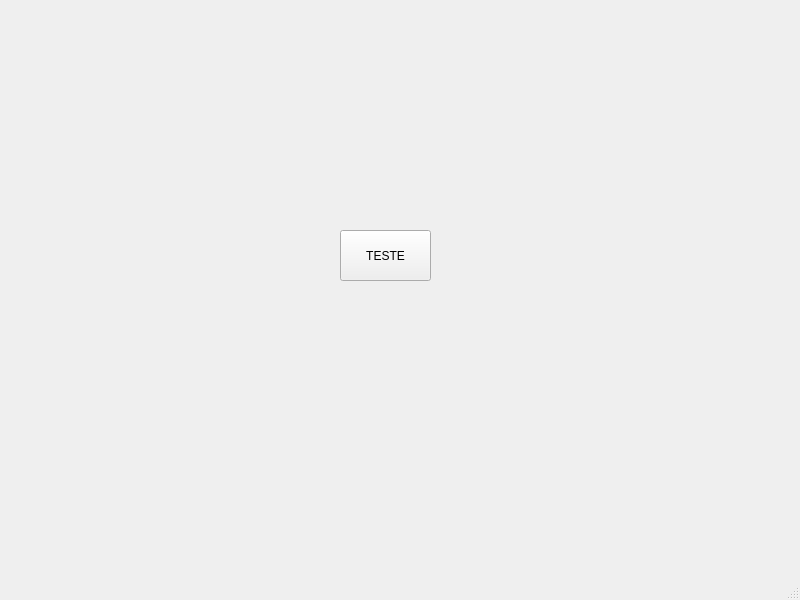
Above: mainwindow.ui from EsojMelo/Pf3-Mallory-Designer before the change. Below: the same form after it.
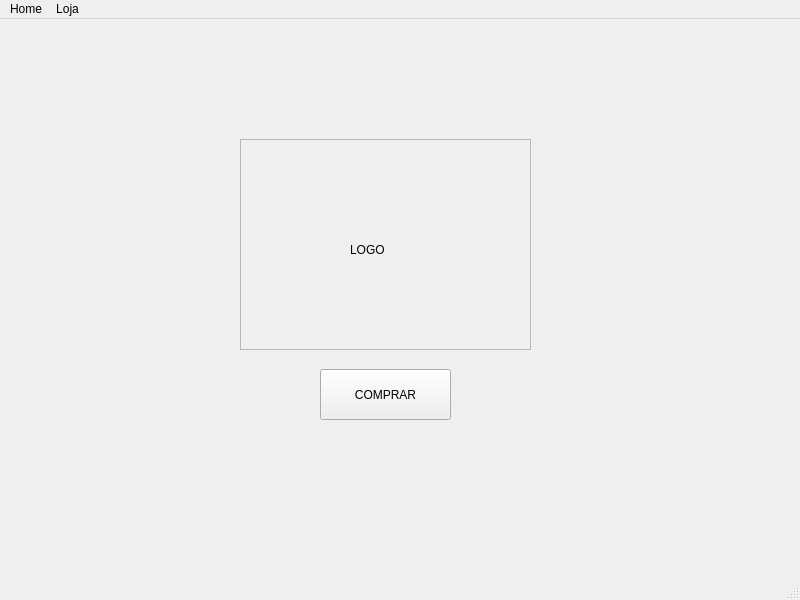
That is the form after the change.

```diff
--- a/mainwindow.ui
+++ b/mainwindow.ui
@@ -17,9 +17,9 @@
    <widget class="QPushButton" name="pushButton">
     <property name="geometry">
      <rect>
-      <x>340</x>
-      <y>230</y>
-      <width>91</width>
+      <x>320</x>
+      <y>350</y>
+      <width>131</width>
       <height>51</height>
      </rect>
     </property>
@@ -30,9 +30,38 @@
      </size>
     </property>
     <property name="text">
-     <string>TESTE</string>
+     <string>COMPRAR</string>
     </property>
    </widget>
+   <widget class="QFrame" name="frame">
+    <property name="geometry">
+     <rect>
+      <x>240</x>
+      <y>120</y>
+      <width>291</width>
+      <height>211</height>
+     </rect>
+    </property>
+    <property name="frameShape">
+     <enum>QFrame::Shape::StyledPanel</enum>
+    </property>
+    <property name="frameShadow">
+     <enum>QFrame::Shadow::Raised</enum>
+    </property>
+    <widget class="QLabel" name="label">
+     <property name="geometry">
+      <rect>
+       <x>110</x>
+       <y>90</y>
+       <width>71</width>
+       <height>41</height>
+      </rect>
+     </property>
+     <property name="text">
+      <string>LOGO</string>
+     </property>
+    </widget>
+   </widget>
   </widget>
   <widget class="QMenuBar" name="menubar">
    <property name="geometry">
@@ -43,6 +72,18 @@
      <height>25</height>
     </rect>
    </property>
+   <widget class="QMenu" name="menuhome">
+    <property name="title">
+     <string>Home</string>
+    </property>
+   </widget>
+   <widget class="QMenu" name="menuLoja">
+    <property name="title">
+     <string>Loja</string>
+    </property>
+   </widget>
+   <addaction name="menuhome"/>
+   <addaction name="menuLoja"/>
   </widget>
   <widget class="QStatusBar" name="statusbar"/>
  </widget>
```
Left out of the diff: 2 changed lines with no effect on the pictures.
